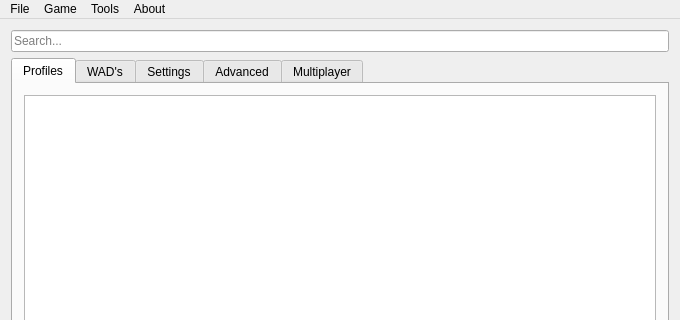
Old version of the form src/ui/mainwindow.ui in the repository VolkMilit/ChickenLauncherReborn; both pictures show x 0 to 680 and y 0 to 320 of the 680 by 527 pixel window.
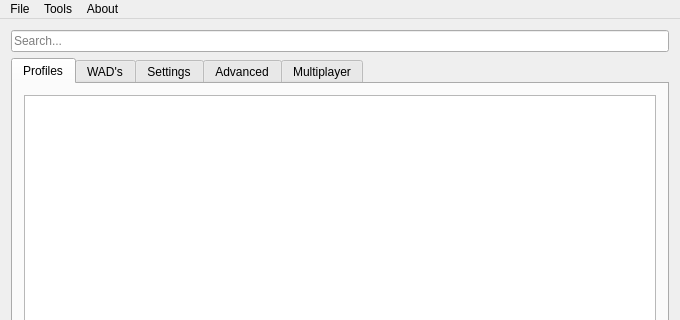
New version of the form. The open tabs and pages were chosen to show the change. Icons and pictures are not drawn.

```diff
--- a/src/ui/mainwindow.ui
+++ b/src/ui/mainwindow.ui
@@ -838,7 +838,7 @@
      <x>0</x>
      <y>0</y>
      <width>680</width>
-     <height>22</height>
+     <height>20</height>
     </rect>
    </property>
    <widget class="QMenu" name="menuFile">
@@ -848,14 +848,6 @@
     <addaction name="actionSettings"/>
     <addaction name="actionExit"/>
    </widget>
-   <widget class="QMenu" name="menuGame">
-    <property name="title">
-     <string>Game</string>
-    </property>
-    <addaction name="actionGZDoom"/>
-    <addaction name="actionDarkplaces"/>
-    <addaction name="actionUHexen2"/>
-   </widget>
    <widget class="QMenu" name="menuAbout">
     <property name="title">
      <string>About</string>
@@ -870,7 +862,6 @@
     <addaction name="actionObligate"/>
    </widget>
    <addaction name="menuFile"/>
-   <addaction name="menuGame"/>
    <addaction name="menuTools"/>
    <addaction name="menuAbout"/>
   </widget>
```
Left out of the diff: 11 changed lines with no effect on the pictures.
